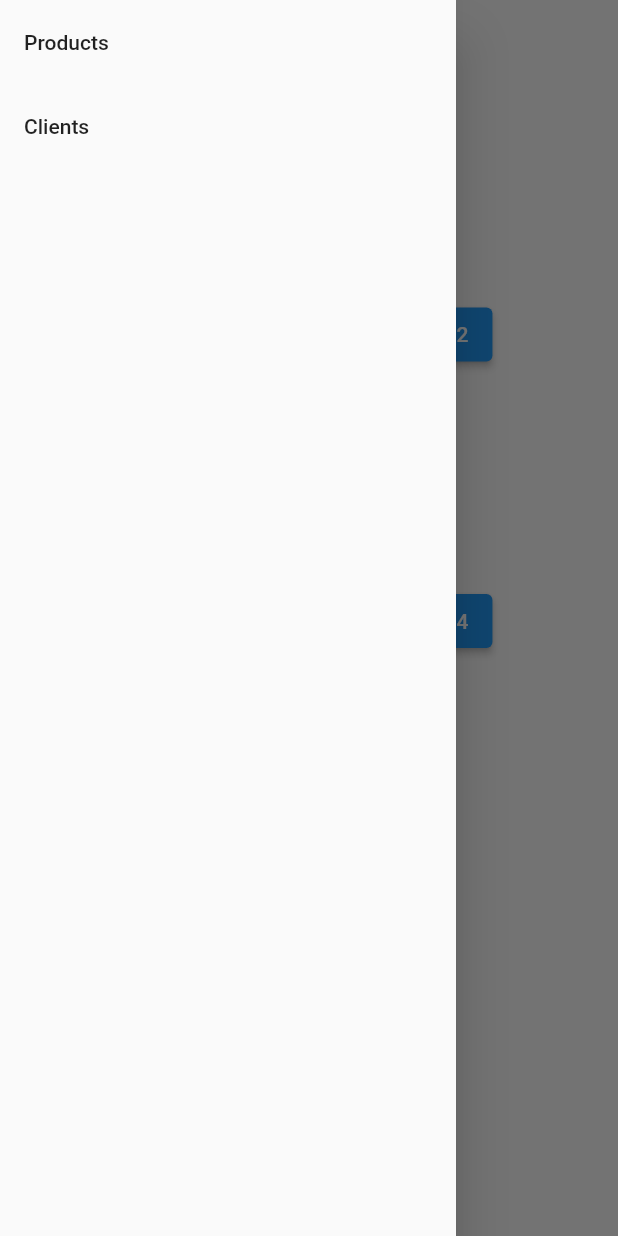
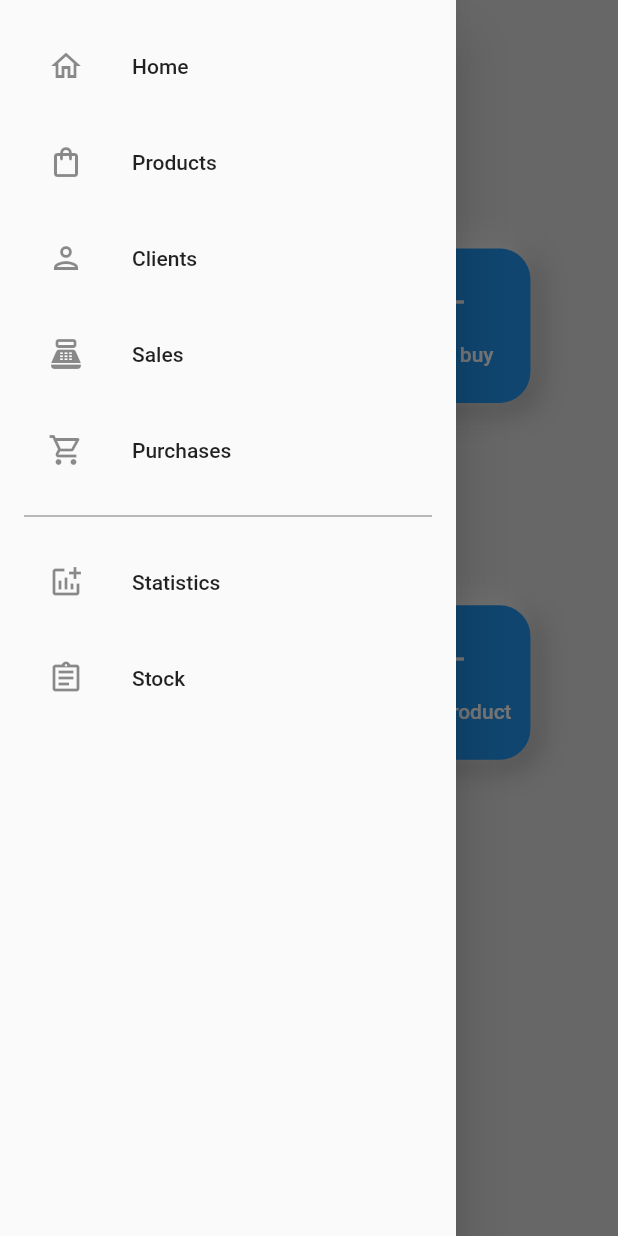
Before and after one commit to gmorais671/open_erp, a Flutter app: the screen it shows after launch, with the side drawer open, on a phone screen of 412 x 824 dp. Run offline on Flutter 3.47's test engine with Material 2 defaults, Android fonts, the light colour scheme and no system bars.

Commit message:
Home Screen and his components

```diff
--- /dev/null
+++ b/lib/components/buttons/neuromorph_button.dart
@@ -0,0 +1,94 @@
+import 'package:flutter/material.dart';
+
+class NeuromorphButton extends StatefulWidget {
+  NeuromorphButton(
+      this.width, this.height, this.color, this.text, this.function,
+      {Key? key})
+      : super(key: key);
+
+  double width;
+  double height;
+  Color color;
+  String text;
+  Function function;
+
+  @override
+  _NeuromorphButtonState createState() => _NeuromorphButtonState();
+}
+
+class _NeuromorphButtonState extends State<NeuromorphButton> {
+  bool isElevated = true;
+
+  @override
+  Widget build(BuildContext context) {
+    bool borderSize = false;
+
+    if (widget.width >= widget.height) {
+      borderSize = true;
+    } else {
+      borderSize = false;
+    }
+    return GestureDetector(
+      onTap: () async {
+        setState(() {
+          isElevated = false;
+        });
+        widget.function();
+        await Future.delayed(const Duration(seconds: 1), () {
+          setState(() {
+            isElevated = true;
+          });
+        });
+      },
+      child: AnimatedContainer(
+        duration: const Duration(milliseconds: 300),
+        padding: const EdgeInsets.all(8.0),
+        width: widget.width,
+        height: widget.height,
+        decoration: BoxDecoration(
+          color: widget.color,
+          border: Border.all(
+            color: Colors.transparent,
+          ),
+          borderRadius: BorderRadius.all(
+            Radius.circular(
+                borderSize ? widget.height * 0.2 : widget.width * 0.2),
+          ),
+          boxShadow: isElevated
+              ? [
+                  const BoxShadow(
+                    color: Colors.grey,
+                    offset: Offset(4, 4),
+                    blurRadius: 15,
+                    spreadRadius: 1,
+                  ),
+                  const BoxShadow(
+                    color: Colors.white,
+                    offset: Offset(-4, -4),
+                    blurRadius: 15,
+                    spreadRadius: 1,
+                  ),
+                ]
+              : null,
+        ),
+        child: Column(
+          mainAxisAlignment: MainAxisAlignment.spaceEvenly,
+          crossAxisAlignment: CrossAxisAlignment.center,
+          children: [
+            Icon(
+              Icons.add,
+              color: isElevated ? Colors.white : Colors.black,
+            ),
+            Text(
+              widget.text,
+              textAlign: TextAlign.center,
+              style: TextStyle(
+                  color: isElevated ? Colors.white : Colors.black,
+                  fontWeight: FontWeight.w500),
+            )
+          ],
+        ),
+      ),
+    );
+  }
+}
--- /dev/null
+++ b/lib/components/drawer/navigation_drawer.dart
@@ -0,0 +1,78 @@
+import 'package:flutter/material.dart';
+import 'package:open_erp/screens/home.dart';
+
+class NavigationDrawer extends StatelessWidget {
+  const NavigationDrawer({Key? key}) : super(key: key);
+
+  @override
+  Widget build(BuildContext context) => Drawer(
+        child: SingleChildScrollView(
+          child: Column(
+            crossAxisAlignment: CrossAxisAlignment.stretch,
+            children: <Widget>[
+              buildHeader(context),
+              buildMenuItems(context),
+            ],
+          ),
+        ),
+      );
+
+  Widget buildHeader(BuildContext context) => Container(
+        padding: EdgeInsets.only(
+          top: MediaQuery.of(context).padding.top,
+        ),
+      );
+
+  Widget buildMenuItems(BuildContext context) => Container(
+        padding: const EdgeInsets.all(16.0),
+        child: Wrap(
+          runSpacing: 8,
+          children: [
+            ListTile(
+              leading: const Icon(Icons.home_outlined),
+              title: const Text('Home'),
+              onTap: () {
+                Navigator.of(context).pushReplacement(
+                  MaterialPageRoute(
+                    builder: (context) => const HomePage(),
+                  ),
+                );
+              },
+            ),
+            ListTile(
+              leading: const Icon(Icons.shopping_bag_outlined),
+              title: const Text('Products'),
+              onTap: () {},
+            ),
+            ListTile(
+              leading: const Icon(Icons.person_outlined),
+              title: const Text('Clients'),
+              onTap: () {},
+            ),
+            ListTile(
+              leading: const Icon(Icons.point_of_sale_outlined),
+              title: const Text('Sales'),
+              onTap: () {},
+            ),
+            ListTile(
+              leading: const Icon(Icons.shopping_cart_outlined),
+              title: const Text('Purchases'),
+              onTap: () {},
+            ),
+            const Divider(
+              color: Colors.black54,
+            ),
+            ListTile(
+              leading: const Icon(Icons.addchart_outlined),
+              title: const Text('Statistics'),
+              onTap: () {},
+            ),
+            ListTile(
+              leading: const Icon(Icons.assignment_outlined),
+              title: const Text('Stock'),
+              onTap: () {},
+            ),
+          ],
+        ),
+      );
+}
--- /dev/null
+++ b/lib/components/static/neuromorph_flutter_logo.dart
@@ -0,0 +1,40 @@
+import 'package:flutter/material.dart';
+
+class NeuromorphFlutterLogo extends StatelessWidget {
+  NeuromorphFlutterLogo(this.height, this.width, {Key? key}) : super(key: key);
+
+  double height;
+  double width;
+
+  @override
+  Widget build(BuildContext context) {
+    return Container(
+      width: width,
+      height: height,
+      decoration: BoxDecoration(
+          color: Colors.grey[300],
+          border: Border.all(
+            color: Colors.transparent,
+          ),
+          borderRadius: const BorderRadius.all(Radius.circular(35)),
+          boxShadow: const [
+            BoxShadow(
+              color: Colors.grey,
+              offset: Offset(4, 4),
+              blurRadius: 15,
+              spreadRadius: 1,
+            ),
+            BoxShadow(
+              color: Colors.white,
+              offset: const Offset(-4, -4),
+              blurRadius: 15,
+              spreadRadius: 1,
+            ),
+          ]),
+      child: Center(
+          child: FlutterLogo(
+            size: 80,
+          )),
+    );
+  }
+}
--- a/lib/screens/home.dart
+++ b/lib/screens/home.dart
@@ -1,5 +1,7 @@
 import 'package:flutter/material.dart';
-import 'package:open_erp/components/nothing_to_show.dart';
+import 'package:open_erp/components/buttons/neuromorph_button.dart';
+import 'package:open_erp/components/drawer/navigation_drawer.dart';
+import 'package:open_erp/components/static/neuromorph_flutter_logo.dart';
 
 class HomePage extends StatelessWidget {
   const HomePage({Key? key}) : super(key: key);
@@ -17,43 +19,50 @@ class HomePage extends StatelessWidget {
           style: TextStyle(color: Colors.black),
         ),
         centerTitle: true,
-        backgroundColor: Colors.transparent,
+        backgroundColor: Colors.grey[300],
         shadowColor: Colors.transparent,
         iconTheme: const IconThemeData(
           color: Colors.black,
         ),
       ),
-      drawer: Drawer(
-        child: ListView(
-          children: const [
-            ListTile(
-              title: Text('Products'),
-            ),
-            ListTile(
-              title: Text('Clients'),
-            ),
-          ],
-        ),
-      ),
-      body: Column(
+      drawer: NavigationDrawer(),
+      body: Container(
+        color: Colors.grey[300],
+        child: Column(
           mainAxisSize: MainAxisSize.max,
           mainAxisAlignment: MainAxisAlignment.spaceEvenly,
           crossAxisAlignment: CrossAxisAlignment.center,
           children: [
-          Flexible(flex: 2,
+            Flexible(
+              flex: 2,
               child: Row(
                 mainAxisSize: MainAxisSize.max,
                 mainAxisAlignment: MainAxisAlignment.spaceEvenly,
                 crossAxisAlignment: CrossAxisAlignment.center,
                 children: [
-                ElevatedButton(
-                  onPressed: () => {},
-                  child: const Text('Botão 1'),
-
+                  SizedBox(
+                    width: width*0.4,
+                    child: Center(
+                      child: NeuromorphButton(
+                        width * 0.25,
+                        width * 0.25,
+                        Colors.blue,
+                        'New Sale',
+                        () {},
                       ),
-                ElevatedButton(
-                  onPressed: () => {},
-                  child: const Text('Botão 2'),
+                    ),
+                  ),
+                  SizedBox(
+                    width: width*0.4,
+                    child: Center(
+                      child: NeuromorphButton(
+                        width * 0.25,
+                        width * 0.25,
+                        Colors.blue,
+                        'New buy',
+                        () => {},
+                      ),
+                    ),
                   ),
                 ],
               ),
@@ -65,24 +74,41 @@ class HomePage extends StatelessWidget {
                 mainAxisAlignment: MainAxisAlignment.spaceEvenly,
                 crossAxisAlignment: CrossAxisAlignment.center,
                 children: [
-                ElevatedButton(
-                  onPressed: () => {},
-                  child: const Text('Botão 3'),
+                  SizedBox(
+                    width: width*0.4,
+                    child: Center(
+                      child: NeuromorphButton(
+                        width * 0.25,
+                        width * 0.25,
+                        Colors.blue,
+                        'Add Client',
+                        () => {},
                       ),
-                ElevatedButton(
-                  onPressed: () => {},
-                  child: const Text('Botão 4'),
+                    ),
+                  ),
+                  SizedBox(
+                    width: width*0.4,
+                    child: Center(
+                      child: NeuromorphButton(
+                        width * 0.25,
+                        width * 0.25,
+                        Colors.blue,
+                        'Add Product',
+                        () => {},
+                      ),
+                    ),
                   ),
                 ],
               ),
             ),
-          const Flexible(
+            Flexible(
                 flex: 6,
-            child: FlutterLogo(
-              size: 100,
+                child: NeuromorphFlutterLogo(
+                  width * 0.3,
+                  width * 0.3,
+                ))
+          ],
         ),
-          )
-        ],
       ),
     );
   }
```
Also changed, not shown: lib/components/static/nothing_to_show.dart (renamed from lib/components/nothing_to_show.dart). Lines whose indentation alone changed are shown as unchanged.
